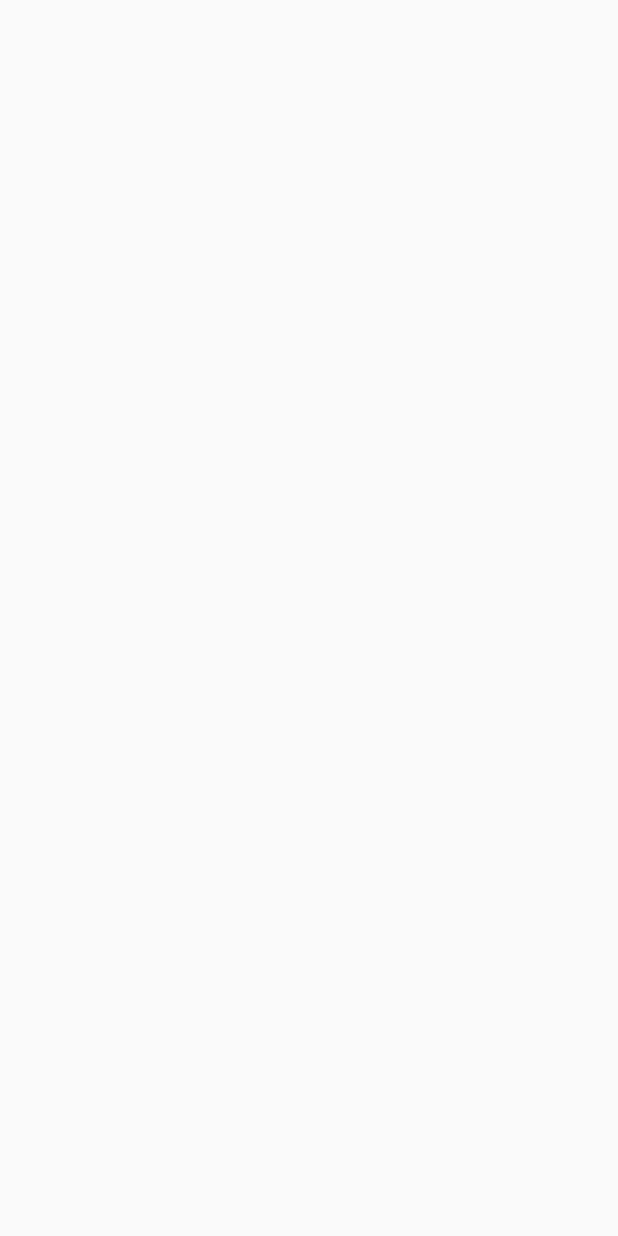
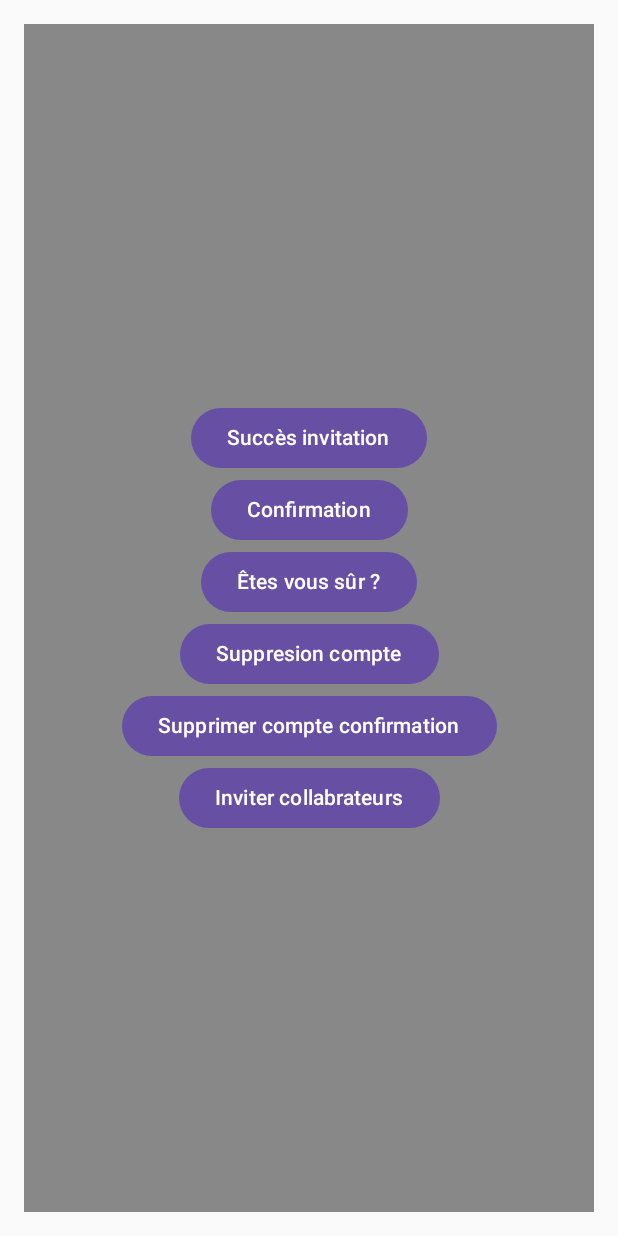
Before and after one commit to ColinSluck/bookit-mobile, an Android app built with Jetpack Compose: the screen it shows after launch (MainActivity), on a phone screen of 412 x 824 dp. Before the commit the screen is empty. Run offline under Robolectric (Android 15) with nearby library versions, the phone set to English and light mode, and no system bars.

Commit message:
composants carte reservation et pop up

```diff
--- a/app/src/main/java/com/diiage/bookit/MainActivity.kt
+++ b/app/src/main/java/com/diiage/bookit/MainActivity.kt
@@ -13,6 +13,7 @@ import androidx.compose.runtime.Composable
 import androidx.compose.ui.Modifier
 import androidx.compose.ui.tooling.preview.Preview
 import com.diiage.bookit.ui.theme.composable.BookItTheme
+import com.diiage.bookit.ui.theme.composable.composable.MyScreen
 import com.diiage.bookit.ui.theme.composable.composable.bookableView
 
 class MainActivity : ComponentActivity() {
@@ -20,7 +21,7 @@ class MainActivity : ComponentActivity() {
     override fun onCreate(savedInstanceState: Bundle?) {
         super.onCreate(savedInstanceState)
         setContent {
-
+                MyScreen()
         }
     }
 }
--- /dev/null
+++ b/app/src/main/java/com/diiage/bookit/ui/theme/composable/composable/PopUpShow.kt
@@ -0,0 +1,192 @@
+package com.diiage.bookit.ui.theme.composable.composable
+
+import androidx.compose.animation.AnimatedVisibility
+import androidx.compose.animation.animateContentSize
+import androidx.compose.animation.core.LinearOutSlowInEasing
+import androidx.compose.animation.core.tween
+import androidx.compose.animation.slideInVertically
+import androidx.compose.animation.slideOutVertically
+import androidx.compose.foundation.background
+import androidx.compose.foundation.layout.Arrangement
+import androidx.compose.foundation.layout.Box
+import androidx.compose.foundation.layout.Column
+import androidx.compose.foundation.layout.Row
+import androidx.compose.foundation.layout.fillMaxSize
+import androidx.compose.foundation.layout.fillMaxWidth
+import androidx.compose.foundation.layout.padding
+import androidx.compose.material3.Button
+import androidx.compose.material3.Text
+import androidx.compose.runtime.Composable
+import androidx.compose.runtime.getValue
+import androidx.compose.runtime.mutableStateOf
+import androidx.compose.runtime.remember
+import androidx.compose.runtime.setValue
+import androidx.compose.ui.Alignment
+import androidx.compose.ui.Modifier
+import androidx.compose.ui.graphics.Color
+import androidx.compose.ui.text.font.FontWeight
+import androidx.compose.ui.tooling.preview.Preview
+import androidx.compose.ui.unit.dp
+import androidx.compose.ui.unit.sp
+import androidx.compose.ui.window.Popup
+
+@Composable
+fun MyScreen() {
+
+    var isSuccessPopupVisible by remember { mutableStateOf(false) }
+    var isConfirmationPopupVisible by remember { mutableStateOf(false) }
+    var isAreYouSureOne by remember { mutableStateOf(false) }
+    var isAreYouSureTwo by remember { mutableStateOf(false) }
+    var isConfirmSuppAccount by remember { mutableStateOf(false) }
+    var isInviteCollab by remember { mutableStateOf(false) }
+
+    Column(
+        modifier = Modifier
+            .fillMaxSize()
+            .padding(16.dp)
+            .background(Color.Gray),
+        verticalArrangement = Arrangement.Center,
+        horizontalAlignment = Alignment.CenterHorizontally
+    ) {
+
+        Row (
+            horizontalArrangement = Arrangement.SpaceEvenly){
+            Button(
+                onClick = { isSuccessPopupVisible = true },
+            ) {
+                Text("Succès invitation")
+            }
+
+
+        }
+
+        Row( horizontalArrangement = Arrangement.SpaceEvenly) {
+            Button(
+                onClick = { isConfirmationPopupVisible = true },
+
+                ) {
+                Text("Confirmation")
+
+            }
+        }
+
+        Row( horizontalArrangement = Arrangement.SpaceEvenly) {
+            Button(
+                onClick = { isAreYouSureOne = true },
+
+                ) {
+                Text("Êtes vous sûr ?")
+            }
+        }
+
+        Row( horizontalArrangement = Arrangement.SpaceEvenly) {
+            Button(
+                onClick = { isAreYouSureTwo = true },
+
+                ) {
+                Text("Suppresion compte")
+            }
+        }
+
+
+
+        Row( horizontalArrangement = Arrangement.SpaceEvenly) {
+            Button(
+                onClick = { isConfirmSuppAccount = true },
+
+                ) {
+                Text("Supprimer compte confirmation")
+            }
+        }
+
+        Row( horizontalArrangement = Arrangement.SpaceEvenly) {
+            Button(
+                onClick = { isInviteCollab = true },
+
+                ) {
+                Text("Inviter collabrateurs")
+            }
+        }
+
+
+        AnimatedPopup(
+            isVisible = isSuccessPopupVisible,
+            onDismiss = { isSuccessPopupVisible = false }
+        ) {
+            InvitationSuccessPopUp {
+                isSuccessPopupVisible = false // Logique de fermeture du pop-up
+            }
+        }
+
+
+        AnimatedPopup(
+            isVisible = isConfirmationPopupVisible,
+            onDismiss = { isConfirmationPopupVisible = false }
+        ) {
+            ConfirmationPopUp {
+                isConfirmationPopupVisible = false // Logique de fermeture du pop-up
+            }
+        }
+
+
+        AnimatedPopup(
+            isVisible = isAreYouSureOne,
+            onDismiss = { isAreYouSureOne = false }
+        ) {
+            AreYouSurePopUp {
+                isAreYouSureOne = false // Logique de fermeture du pop-up
+            }
+        }
+
+        AnimatedPopup(
+            isVisible = isAreYouSureTwo,
+            onDismiss = { isAreYouSureTwo = false }
+        ) {
+            AreYouSureCancelPopUp() {
+                isAreYouSureTwo = false // Logique de fermeture du pop-up
+            }
+        }
+
+
+        AnimatedPopup(
+            isVisible = isConfirmSuppAccount,
+            onDismiss = { isConfirmSuppAccount = false }
+        ) {
+            PasswordDemand {
+                isConfirmSuppAccount = false // Logique de fermeture du pop-up
+            }
+        }
+
+        AnimatedPopup(
+            isVisible = isInviteCollab,
+            onDismiss = { isInviteCollab = false }
+        ) {
+            InviteCollabPopUp {
+                isInviteCollab = false // Logique de fermeture du pop-up
+            }
+        }
+
+
+    }
+}
+
+
+@Composable
+fun AnimatedPopup(
+    isVisible: Boolean,
+    onDismiss: () -> Unit,
+    content: @Composable () -> Unit
+) {
+    AnimatedVisibility(
+        visible = isVisible,
+        exit = slideOutVertically(targetOffsetY = { -it }) // Animation de sortie
+    ) {
+        content()
+    }
+}
+
+@Preview(showBackground = true)
+@Composable
+fun PreviewMyScreen() {
+    MyScreen()
+}
```
Also changed, not shown: app/src/main/java/com/diiage/bookit/ui/theme/composable/composable/ConfirmPopUp.kt (+67 -60 lines).
